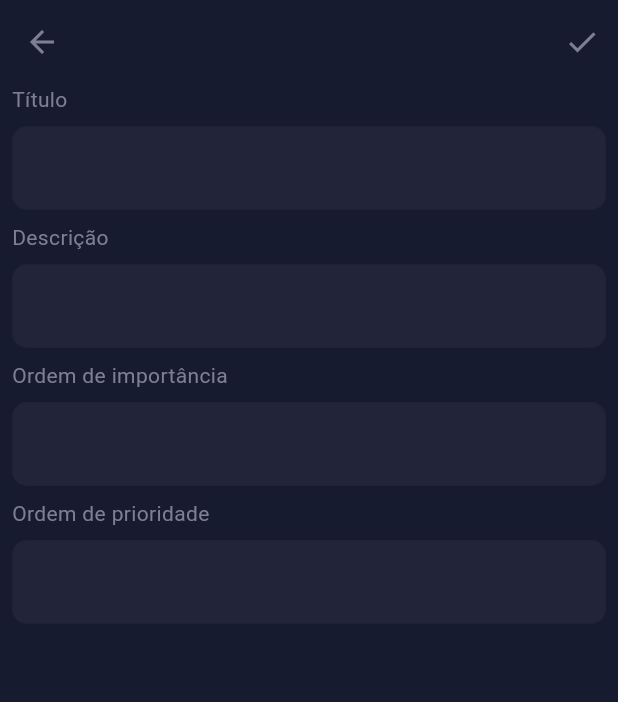
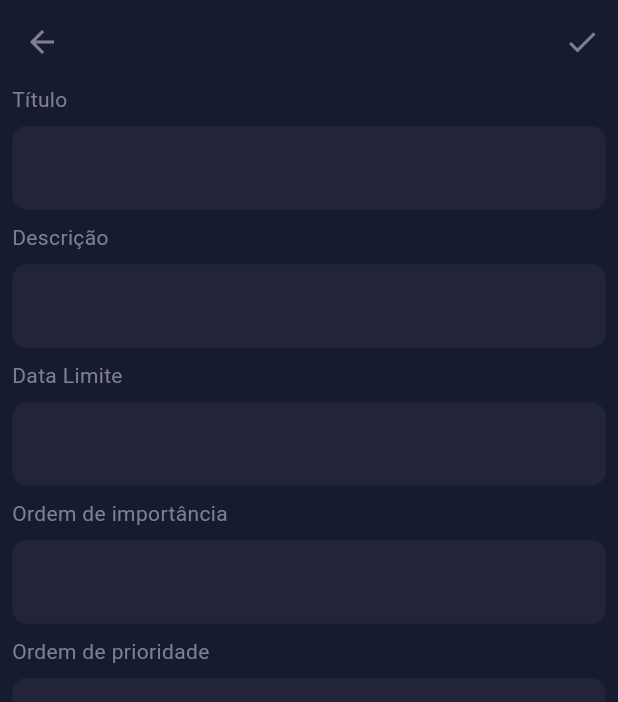
Before and after one commit to diego0361/app_metas_2024, a Flutter app: the AddTaskPage screen opened directly, after a tap on the "check" icon, on a phone screen of 412 x 824 dp. Shown: the top 702 px of the screen. Run offline on Flutter 3.47's test engine with Material 3 defaults, Android fonts, the phone set to English and light mode, and no system bars; our stand-ins replace cloud_firestore, firebase_core, get; accounts and stored records are empty.

Commit message:
feature:campo data limite criado

```diff
--- a/lib/app/presenter/add_task/add_task_controller.dart
+++ b/lib/app/presenter/add_task/add_task_controller.dart
@@ -14,6 +14,7 @@
   final TextEditingController orderOfImportanceController =
       TextEditingController();
   final TextEditingController priorityOrderController = TextEditingController();
+  final TextEditingController deadlineController = TextEditingController();
 
   final RxList<TaskModel> tasks = <TaskModel>[].obs;
 
@@ -22,7 +23,6 @@
   @override
   void onInit() {
     super.onInit();
-    // Carregar as tarefas ao iniciar o controlador
     loadTasks();
   }
 
@@ -32,9 +32,19 @@
 
   Future<void> addTask() async {
     try {
+      String deadlineString = deadlineController.text;
+      DateTime? deadline;
+
+      if (RegExp(r'\d{2}/\d{2}/\d{4}').hasMatch(deadlineString)) {
+        List<String> parts = deadlineString.split('/');
+        deadlineString = '${parts[2]}-${parts[1]}-${parts[0]}';
+        deadline = DateTime.tryParse(deadlineString);
+      } else {}
+
       TaskModel task = TaskModel(
         title: titleController.text,
         description: descriptionController.text,
+        deadline: deadline,
         createAt: DateTime.now(),
         orderOfImportance: int.parse(orderOfImportanceController.text),
         priorityOrder: int.parse(priorityOrderController.text),
@@ -44,6 +54,7 @@
       await addTaskRepository.addTask(task);
 
       titleController.clear();
+      deadlineController.clear();
       descriptionController.clear();
       orderOfImportanceController.clear();
       priorityOrderController.clear();
--- a/lib/app/presenter/add_task/add_task_page.dart
+++ b/lib/app/presenter/add_task/add_task_page.dart
@@ -66,18 +66,36 @@
               controller: controller.descriptionController,
             ),
           ),
-          // Padding(
-          //   padding: EdgeInsets.symmetric(horizontal: 8.0),
-          //   child: Text(
-          //     'Data limite',
-          //     style: TextStyle(color: AppColors.grey),
-          //     textAlign: TextAlign.start,
-          //   ),
-          // ),
-          // Padding(
-          //   padding: EdgeInsets.symmetric(horizontal: 8.0, vertical: 8.0),
-          //   child: CustomFormFieldDate(inputFormatters: []),
-          // ),
+          const Padding(
+            padding: EdgeInsets.symmetric(horizontal: 8.0),
+            child: Text(
+              'Data Limite',
+              style: TextStyle(color: AppColors.grey),
+              textAlign: TextAlign.start,
+            ),
+          ),
+          Padding(
+            padding: const EdgeInsets.symmetric(horizontal: 8.0, vertical: 8.0),
+            child: GestureDetector(
+              onTap: () async {
+                DateTime? pickedDate = await showDatePicker(
+                  context: context,
+                  initialDate: DateTime.now(),
+                  firstDate: DateTime.now(),
+                  lastDate: DateTime(2101),
+                );
+
+                if (pickedDate != null) {
+                  controller.deadlineController.text =
+                      formatter.format(pickedDate);
+                }
+              },
+              child: AbsorbPointer(
+                child:
+                    CustomFormField(controller: controller.deadlineController),
+              ),
+            ),
+          ),
           const Padding(
             padding: EdgeInsets.symmetric(horizontal: 8.0),
             child: Text(
```
